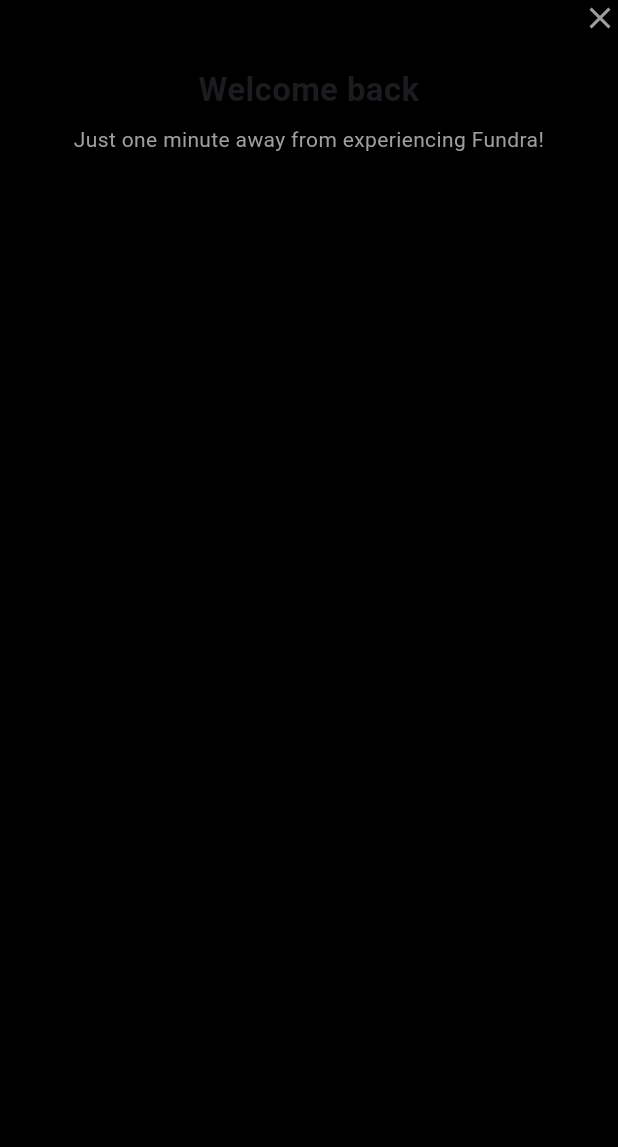
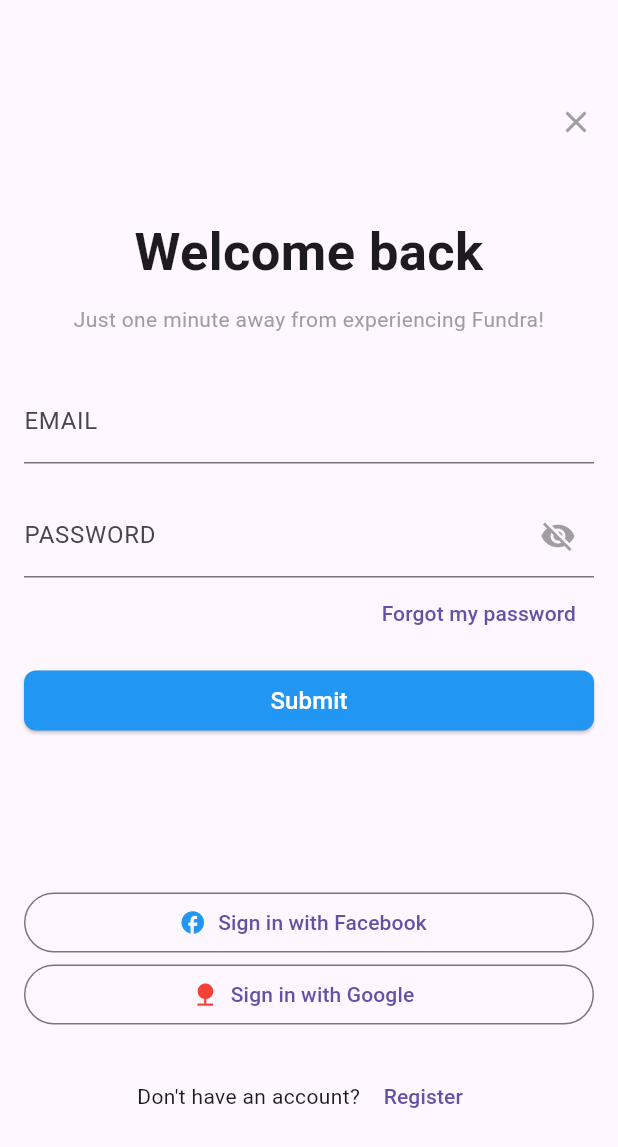
Before and after one commit to milan-sha/dump-demo, a Flutter app: the screen it shows after launch, on a phone screen of 412 x 824 dp. Shown: the top 1147 px of the screen. Run offline on Flutter 3.47's test engine with Material 3 defaults, Android fonts, the phone set to English and light mode, and no system bars.

Commit message:
Login page

```diff
--- a/lib/main.dart
+++ b/lib/main.dart
@@ -2,14 +2,31 @@
 
 void main() => runApp(const MaterialApp(home: Home()));
 
-class Home extends StatelessWidget {
+class Home extends StatefulWidget {
   const Home({super.key});
+
+  @override
+  State<Home> createState() => _HomeState();
+}
+
+class _HomeState extends State<Home> {
+  final formKey = GlobalKey<FormState>();
+
+  final TextEditingController emailController = TextEditingController();
+  final TextEditingController passwordController = TextEditingController();
+
+  bool isPasswordVisible = false;
 
   @override
   Widget build(BuildContext context) {
     return Scaffold(
-      backgroundColor: Colors.black,
-      body: Center(
+      body: Padding(
+        padding: const EdgeInsets.all(16.0),
+        child: Center(
+          child: SingleChildScrollView(
+            child: Form(
+              key: formKey,
+              autovalidateMode: AutovalidateMode.onUserInteraction,
               child: Column(
                 crossAxisAlignment: CrossAxisAlignment.stretch,
                 children: [
@@ -17,23 +34,141 @@
                     alignment: Alignment.topRight,
                     child: Icon(Icons.close, color: Colors.grey),
                   ),
-
-            const SizedBox(height: 20),
+                  const SizedBox(height: 50),
 
                   const Text(
                     "Welcome back",
                     textAlign: TextAlign.center,
-              style: TextStyle(fontSize: 22, fontWeight: FontWeight.bold),
+                    style: TextStyle(fontSize: 35, fontWeight: FontWeight.bold),
                   ),
 
-            const SizedBox(height: 8),
+                  const SizedBox(height: 10),
 
                   const Text(
                     "Just one minute away from experiencing Fundra!",
                     textAlign: TextAlign.center,
                     style: TextStyle(color: Colors.grey),
                   ),
+
+                  const SizedBox(height: 30),
+
+                  TextFormField(
+                    controller: emailController,
+                    keyboardType: TextInputType.emailAddress,
+                    decoration: const InputDecoration(
+                      labelText: 'EMAIL',
+                      border: UnderlineInputBorder(),
+                    ),
+                    validator: (value) {
+                      if (value == null || value.isEmpty) {
+                        return 'Please enter your email';
+                      }
+                      if (!value.contains('@')) {
+                        return 'Enter a valid email';
+                      }
+                      return null;
+                    },
+                  ),
+
+                  const SizedBox(height: 20),
+
+                  TextFormField(
+                    controller: passwordController,
+                    obscureText: !isPasswordVisible,
+                    decoration: InputDecoration(
+                      labelText: "PASSWORD",
+                      border: const UnderlineInputBorder(),
+                      suffixIcon: IconButton(
+                        icon: Icon(
+                          isPasswordVisible
+                              ? Icons.visibility
+                              : Icons.visibility_off,
+                          color: Colors.grey,
+                        ),
+                        onPressed: () {
+                          setState(() {
+                            isPasswordVisible = !isPasswordVisible;
+                          });
+                        },
+                      ),
+                    ),
+                    validator: (value) {
+                      if (value == null || value.isEmpty) {
+                        return 'Please enter your password';
+                      }
+                      if (value.length < 6) {
+                        return 'Min Length Characters';
+                      }
+                      return null;
+                    },
+                  ),
+
+                  Align(
+                    alignment: Alignment.topRight,
+                    child: TextButton(
+                      onPressed: () {},
+                      child: const Text("Forgot my password"),
+                    ),
+                  ),
+
+                  const SizedBox(height: 10),
+
+                  ElevatedButton(
+                    style: ElevatedButton.styleFrom(
+                      backgroundColor: Colors.blue,
+                      shape: RoundedRectangleBorder(
+                        borderRadius: BorderRadius.circular(8),
+                      ),
+                    ),
+                    onPressed: () {
+                      if (formKey.currentState!.validate()) {
+                        ScaffoldMessenger.of(context).showSnackBar(
+                          const SnackBar(content: Text('Processing Data')),
+                        );
+
+                        setState(() {
+                          isPasswordVisible = false;
+                        });
+                      }
+                    },
+                    child: const Text(
+                      "Submit",
+                      style: TextStyle(color: Colors.white, fontSize: 16),
+                    ),
+                  ),
+
+                  const SizedBox(height: 100),
+
+                  OutlinedButton.icon(
+                    onPressed: (){
+
+                    },
+                    icon: const Icon(Icons.facebook, color: Colors.blue),
+                    label: const Text("Sign in with Facebook"),
+                  ),
+
+                  OutlinedButton.icon(
+                    onPressed: () {},
+                    icon: const Icon(Icons.nature, color: Colors.red),
+                    label: const Text("Sign in with Google"),
+                  ),
+
+                  const SizedBox(height: 20),
+
+                  Row(
+                    mainAxisAlignment: MainAxisAlignment.center,
+                    children: [
+                      const Text("Don't have an account? "),
+                      TextButton(
+                        onPressed: () {},
+                        child: const Text("Register"),
+                      ),
                     ],
+                  ),
+                ],
+              ),
+            ),
+          ),
         ),
       ),
     );
```
Also changed, not shown: assets/download1.jpg (deleted), assets/google.png (added), lib/screens/Home.dart (added). Lines whose indentation alone changed are shown as unchanged.
